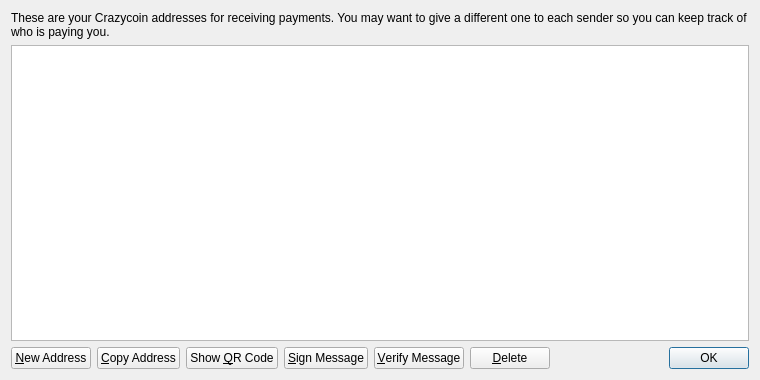
Before: the Qt Designer form src/qt/forms/addressbookpage.ui in KirkLazerous/Crazycoin, drawn with Qt 5.
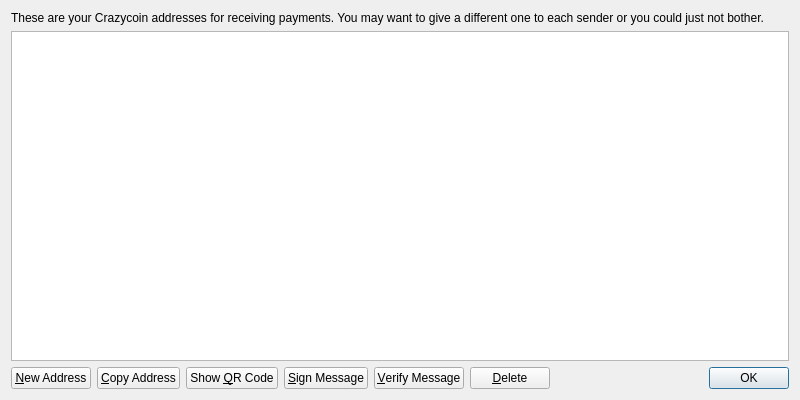
After: the same form once the commit is applied. Icons and pictures are not drawn.

```diff
--- a/src/qt/forms/addressbookpage.ui
+++ b/src/qt/forms/addressbookpage.ui
@@ -6,8 +6,8 @@
    <rect>
     <x>0</x>
     <y>0</y>
-    <width>760</width>
-    <height>380</height>
+    <width>800</width>
+    <height>400</height>
    </rect>
   </property>
   <property name="windowTitle">
@@ -17,7 +17,7 @@
    <item>
     <widget class="QLabel" name="labelExplanation">
      <property name="text">
-      <string>These are your Crazycoin addresses for receiving payments. You may want to give a different one to each sender so you can keep track of who is paying you.</string>
+      <string>These are your Crazycoin addresses for receiving payments. You may want to give a different one to each sender or you could just not bother.</string>
      </property>
      <property name="textFormat">
       <enum>Qt::PlainText</enum>
```
